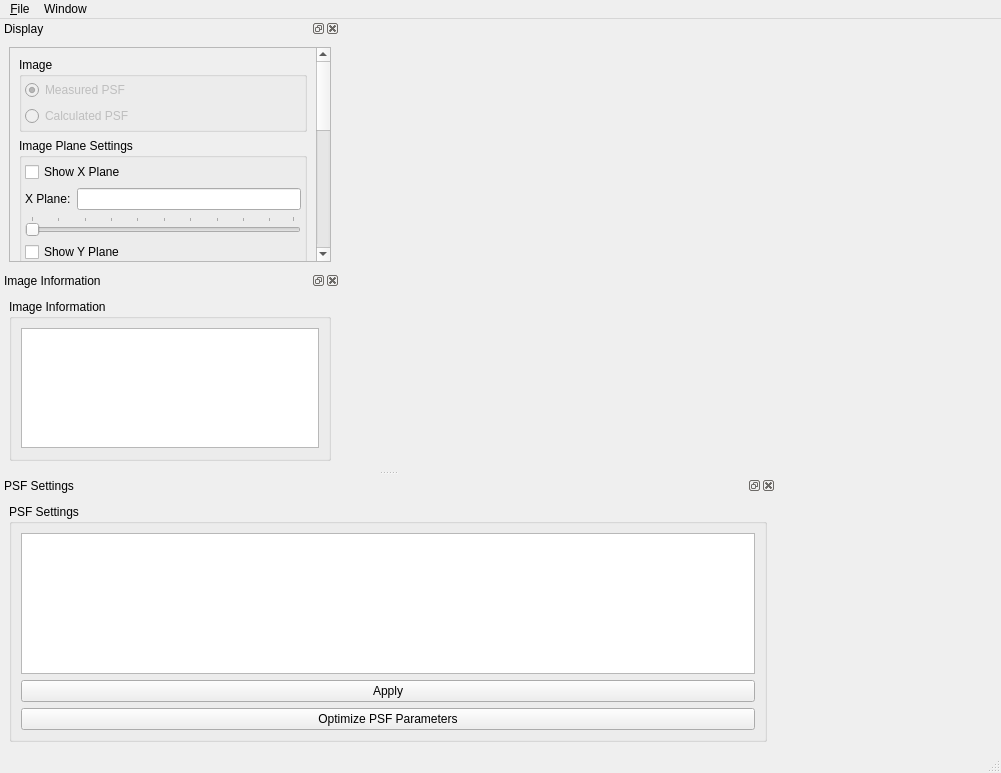
CISMM/PSFEstimator, file apps/VisualPSFOptimizer/VisualPSFOptimizer.ui: the form before one commit.
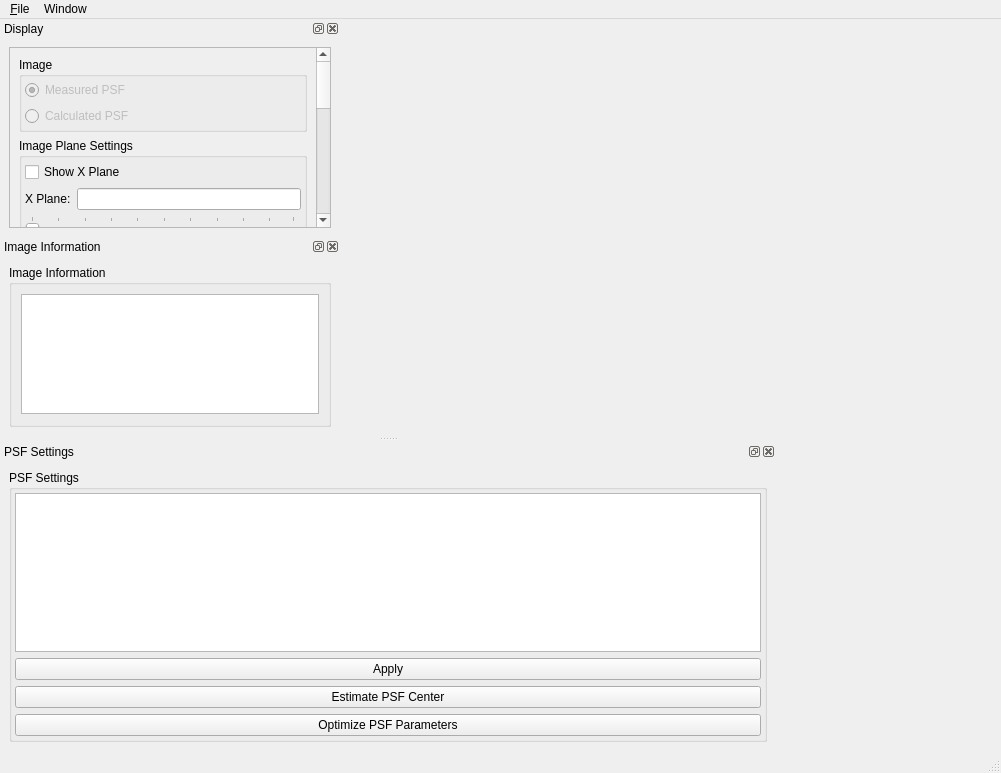
The form after the commit. Custom widgets are drawn as their Qt base class.

```diff
--- a/apps/VisualPSFOptimizer/VisualPSFOptimizer.ui
+++ b/apps/VisualPSFOptimizer/VisualPSFOptimizer.ui
@@ -140,7 +140,7 @@
         <property name="geometry">
          <rect>
           <x>0</x>
-          <y>0</y>
+          <y>-475</y>
           <width>297</width>
           <height>634</height>
          </rect>
@@ -677,7 +677,7 @@
    <property name="minimumSize">
     <size>
      <width>340</width>
-     <height>275</height>
+     <height>309</height>
     </size>
    </property>
    <property name="allowedAreas">
@@ -697,6 +697,9 @@
         <string>PSF Settings</string>
        </property>
        <layout class="QVBoxLayout" name="verticalLayout_5">
+        <property name="margin">
+         <number>3</number>
+        </property>
         <item>
          <widget class="QTableView" name="psfSettingsTableView">
           <property name="minimumSize">
@@ -733,11 +736,21 @@
         </item>
         <item>
          <widget class="QPushButton" name="applyButton2">
+          <property name="enabled">
+           <bool>true</bool>
+          </property>
           <property name="text">
            <string>Apply</string>
           </property>
          </widget>
         </item>
+        <item>
+         <widget class="QPushButton" name="estimatePSFCenterButton">
+          <property name="text">
+           <string>Estimate PSF Center</string>
+          </property>
+         </widget>
+        </item>
         <item>
          <widget class="QPushButton" name="optimizePSFParametersButton">
           <property name="text">
```
Left out of the diff: 6 changed lines with no effect on the pictures.
